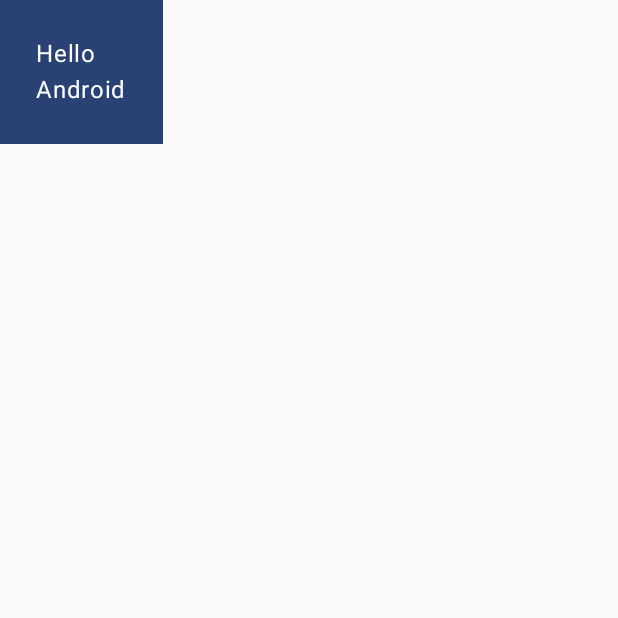
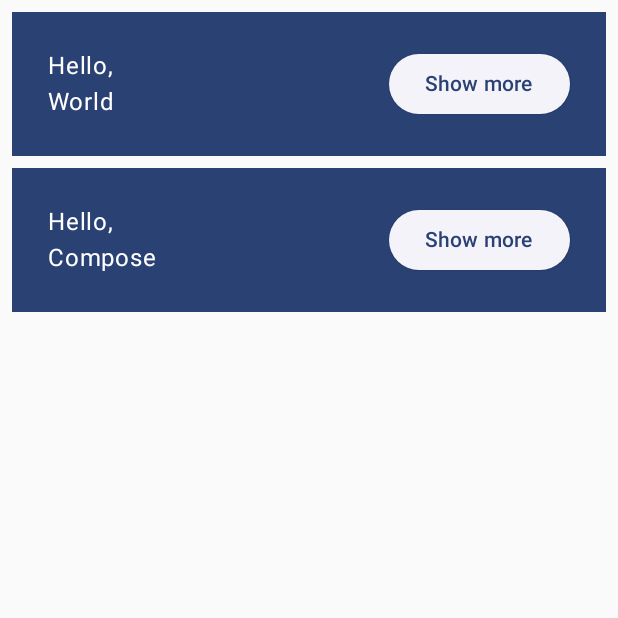
Before and after one commit to NCBarrett/Basics_CodeLab, an Android app built with Jetpack Compose: the screen it shows after launch (MainActivity), on a phone screen of 412 x 824 dp, the top half of it. Run offline under Robolectric (Android 15) with nearby library versions, the phone set to English and light mode, and no system bars.

Commit message:
Completed Compose Basics Step 7

```diff
--- a/app/src/main/java/com/example/basicscodelab/MainActivity.kt
+++ b/app/src/main/java/com/example/basicscodelab/MainActivity.kt
@@ -4,8 +4,10 @@ import android.os.Bundle
 import androidx.activity.ComponentActivity
 import androidx.activity.compose.setContent
 import androidx.compose.foundation.layout.Column
+import androidx.compose.foundation.layout.Row
 import androidx.compose.foundation.layout.fillMaxSize
 import androidx.compose.foundation.layout.padding
+import androidx.compose.material3.ElevatedButton
 import androidx.compose.material3.MaterialTheme
 import androidx.compose.material3.Surface
 import androidx.compose.material3.Text
@@ -30,12 +32,14 @@ class MainActivity : ComponentActivity() {
 }
 
 @Composable
-private fun MyApp(modifier: Modifier = Modifier) {
-    Surface (
-        modifier = modifier,
-        color = MaterialTheme.colorScheme.background
+private fun MyApp(
+    modifier: Modifier = Modifier,
+    names: List<String> = listOf("World", "Compose")
     ) {
-        Greeting("Android")
+    Column (modifier = modifier.padding(vertical = 4.dp)) {
+        for (name in names) {
+            Greeting(name)
+        }
     }
 }
 
@@ -43,11 +47,25 @@ private fun MyApp(modifier: Modifier = Modifier) {
 private fun Greeting(name: String) {
     val expanded = remember { mutableStateOf(false) }
 
-    Surface(color = MaterialTheme.colorScheme.primary
+    val extraPadding = if (expanded.value) 48.dp else 0.dp
+
+    Surface(
+        color = MaterialTheme.colorScheme.primary,
+        modifier = Modifier.padding(vertical = 4.dp, horizontal = 8.dp)
     ) {
-        Column (modifier = Modifier.padding(24.dp)) {
-            Text("Hello")
-            Text("$name")
+        Row (modifier = Modifier.padding(24.dp)) {
+            Column(modifier = Modifier
+                .weight(1f)
+                .padding(bottom = extraPadding)
+            ) {
+                Text(text = "Hello, ")
+                Text(text = name)
+            }
+            ElevatedButton(
+                onClick = { expanded.value = !expanded.value }
+            ) {
+                Text(if (expanded.value) "Show Less" else "Show more")
+            }
         }
     }
 }
```
